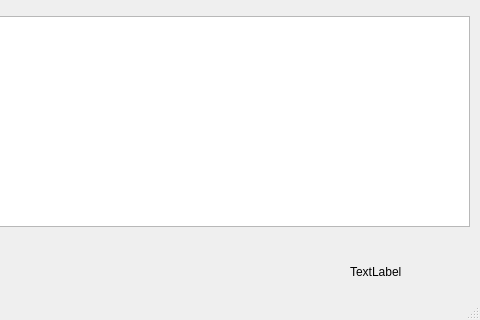
Above: src/ui-qt-yoyek/mainwindow.ui from ptroja/mrrocpp before the change; both pictures show x 520 to 1000 and y 283 to 603 of the 1000 by 603 pixel window. Below: the same form after it.
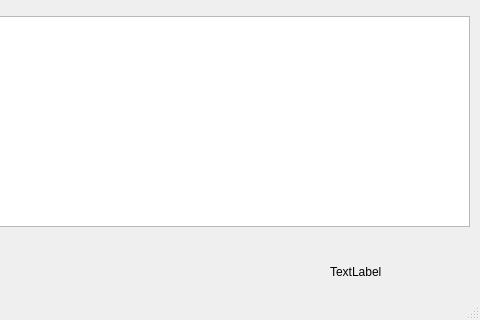
That is the form after the change.

Patch:
```diff
--- a/src/ui-qt-yoyek/mainwindow.ui
+++ b/src/ui-qt-yoyek/mainwindow.ui
@@ -59,9 +59,9 @@
    <widget class="QLabel" name="notification_label">
     <property name="geometry">
      <rect>
-      <x>870</x>
+      <x>850</x>
       <y>520</y>
-      <width>121</width>
+      <width>141</width>
       <height>31</height>
      </rect>
     </property>
```
